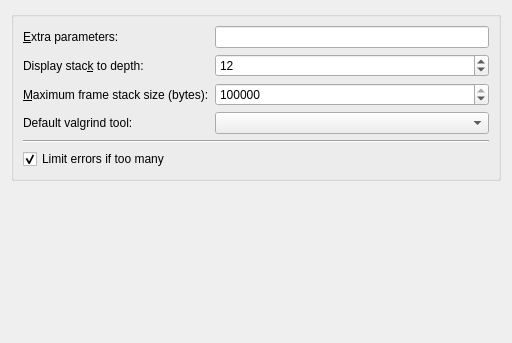
The window that tools/generic/configpage.ui (KDE/kdev-valgrind) describes before a commit, drawn with Qt 5.
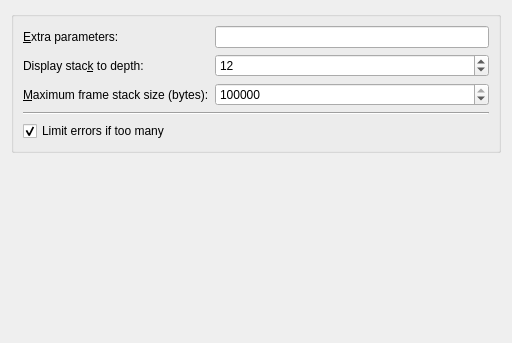
The same window after the commit.

Commit message: Remove "Current tool" generic setting

Patch:
```diff
--- a/tools/generic/configpage.ui
+++ b/tools/generic/configpage.ui
@@ -91,35 +91,6 @@
           </property>
          </widget>
         </item>
-        <item row="3" column="0">
-         <widget class="QLabel" name="label_4">
-          <property name="text">
-           <string>Default valgrind tool:</string>
-          </property>
-         </widget>
-        </item>
-        <item row="3" column="1">
-         <widget class="QComboBox" name="currentTool">
-          <property name="sizePolicy">
-           <sizepolicy hsizetype="Expanding" vsizetype="Fixed">
-            <horstretch>0</horstretch>
-            <verstretch>0</verstretch>
-           </sizepolicy>
-          </property>
-          <property name="editable">
-           <bool>false</bool>
-          </property>
-          <property name="currentIndex">
-           <number>-1</number>
-          </property>
-          <property name="maxVisibleItems">
-           <number>6</number>
-          </property>
-          <property name="minimumContentsLength">
-           <number>4</number>
-          </property>
-         </widget>
-        </item>
        </layout>
       </item>
       <item>
```
The commit also changes 5 other files.
